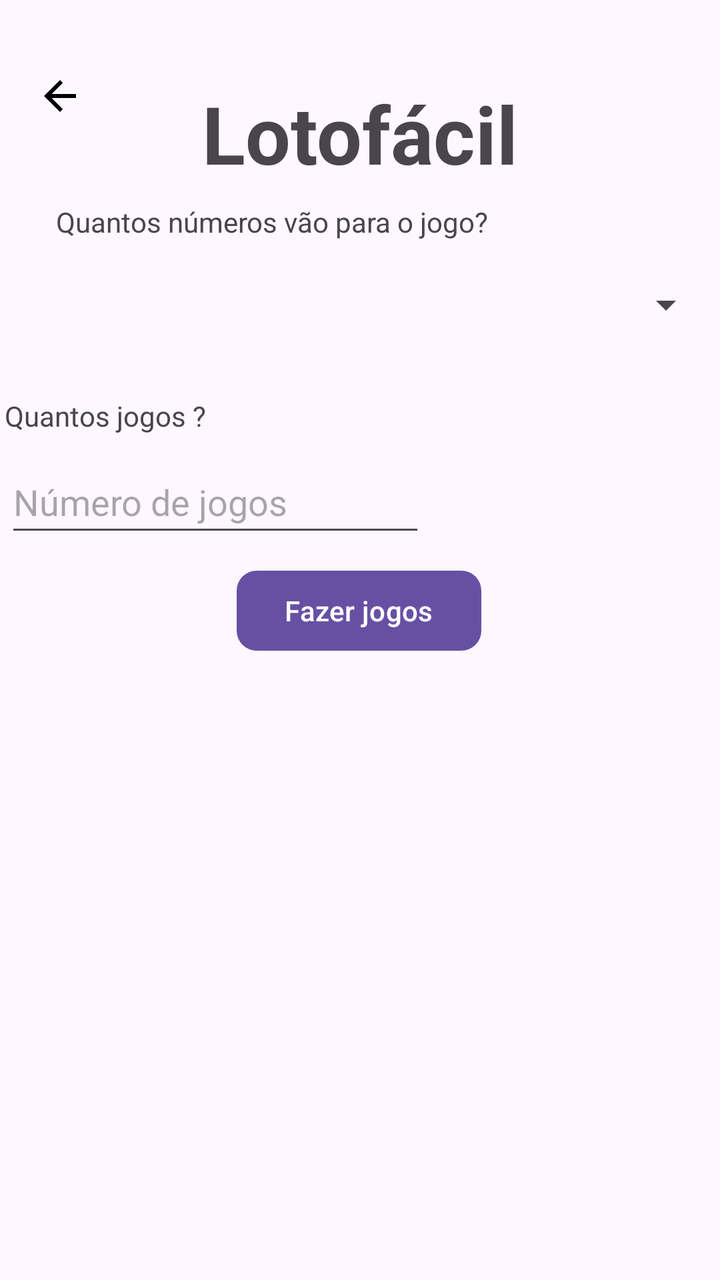
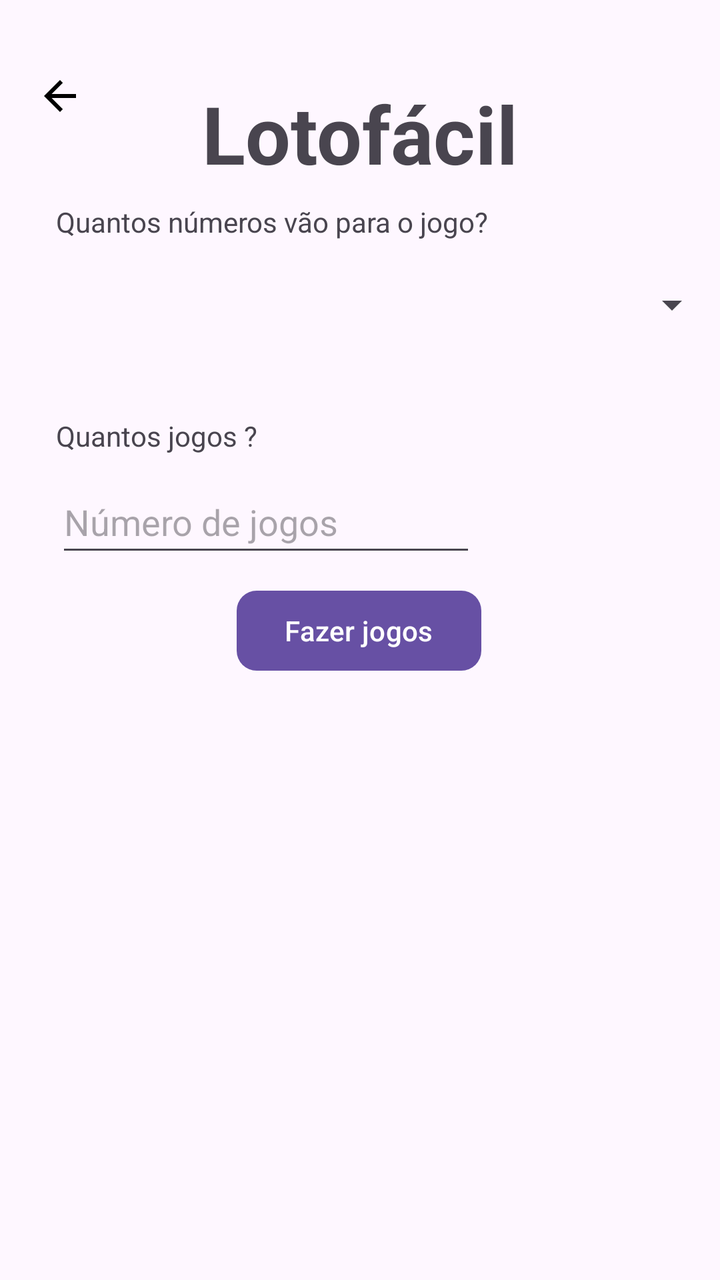

The first picture is an Android layout as it rendered before a commit; the second is the same layout after the commit. The layout source and the unified diff follow.
<!-- AndroidManifest.xml: application theme Theme.Loteria03 -->
<!-- res/layout/activity_loto_facil.xml -->
<?xml version="1.0" encoding="utf-8"?>
<androidx.constraintlayout.widget.ConstraintLayout xmlns:android="http://schemas.android.com/apk/res/android"
    xmlns:app="http://schemas.android.com/apk/res-auto"
    xmlns:tools="http://schemas.android.com/tools"
    android:id="@+id/main"
    android:layout_width="match_parent"
    android:layout_height="match_parent"
    tools:context=".MegaSenaActivity">

    <TextView
        android:id="@+id/textView"
        android:layout_width="wrap_content"
        android:layout_height="wrap_content"
        android:layout_marginStart="106dp"
        android:layout_marginTop="40dp"
        android:layout_marginEnd="106dp"
        android:text="Lotofácil"
        android:textSize="40sp"
        android:textStyle="bold"
        app:layout_constraintEnd_toEndOf="parent"
        app:layout_constraintStart_toStartOf="parent"
        app:layout_constraintTop_toTopOf="parent" />

    <Spinner
        android:id="@+id/selecionarLotoFacil"
        android:layout_width="354dp"
        android:layout_height="48dp"
        android:layout_marginTop="8dp"
        app:layout_constraintStart_toStartOf="parent"
        app:layout_constraintEnd_toEndOf="parent"
        app:layout_constraintTop_toBottomOf="@+id/textView5" />

    <TextView
        android:id="@+id/textView3"
        android:layout_width="wrap_content"
        android:layout_height="wrap_content"
        android:layout_marginStart="28dp"
        android:layout_marginTop="22dp"
        android:layout_marginEnd="283dp"
        android:text="Quantos jogos ?"
        app:layout_constraintEnd_toEndOf="parent"
        app:layout_constraintStart_toStartOf="parent"
        app:layout_constraintTop_toBottomOf="@+id/selecionarLotoFacil" />

    <EditText
        android:id="@+id/qtdjogos"
        android:layout_width="wrap_content"
        android:layout_height="48dp"
        android:layout_marginStart="28dp"
        android:layout_marginTop="8dp"
        android:layout_marginEnd="173dp"
        android:ems="10"
        android:hint="Número de jogos"
        android:inputType="number"
        app:layout_constraintEnd_toEndOf="parent"
        app:layout_constraintStart_toStartOf="parent"
        app:layout_constraintTop_toBottomOf="@+id/textView3" />

    <Button
        android:id="@+id/btlotofacil"
        android:layout_width="wrap_content"
        android:layout_height="wrap_content"
        android:layout_marginStart="144dp"
        android:layout_marginTop="8dp"
        android:layout_marginEnd="145dp"
        android:text="Fazer jogos"
        app:cornerRadius="10dp"
        app:layout_constraintEnd_toEndOf="parent"
        app:layout_constraintStart_toStartOf="parent"
        app:layout_constraintTop_toBottomOf="@+id/qtdjogos" />

    <LinearLayout
        android:id="@+id/linearcontainer"
        android:layout_width="409dp"
        android:layout_height="398dp"
        android:layout_marginStart="1dp"
        android:layout_marginTop="1dp"
        android:layout_marginEnd="1dp"
        android:orientation="vertical"
        android:paddingStart="15dp"
        android:paddingEnd="15dp"
        app:layout_constraintEnd_toEndOf="parent"
        app:layout_constraintStart_toStartOf="parent"
        app:layout_constraintTop_toBottomOf="@+id/btlotofacil"></LinearLayout>

    <TextView
        android:id="@+id/textView5"
        android:layout_width="wrap_content"
        android:layout_height="wrap_content"
        android:layout_marginStart="28dp"
        android:layout_marginTop="8dp"
        android:text="Quantos números vão para o jogo?"
        app:layout_constraintStart_toStartOf="parent"
        app:layout_constraintTop_toBottomOf="@+id/textView" />

    <ImageButton
        android:id="@+id/voltar"
        android:layout_width="48dp"
        android:layout_height="48dp"
        android:layout_marginStart="6dp"
        android:layout_marginTop="24dp"
        android:background="@android:color/transparent"
        android:contentDescription="Voltar"
        app:layout_constraintEnd_toStartOf="@+id/imageView3"
        app:layout_constraintStart_toStartOf="parent"
        app:layout_constraintTop_toTopOf="parent"
        app:srcCompat="@drawable/arrow" />

</androidx.constraintlayout.widget.ConstraintLayout>
<!-- resources referenced by this layout -->
<resources>
  <!-- drawable arrow (drawable) -->
  <vector xmlns:android="http://schemas.android.com/apk/res/android" android:autoMirrored="true" android:height="24dp" android:tint="#000000" android:viewportHeight="24" android:viewportWidth="24" android:width="24dp">
        
      <path android:fillColor="@android:color/white" android:pathData="M20,11H7.83l5.59,-5.59L12,4l-8,8 8,8 1.41,-1.41L7.83,13H20v-2z"/>
      
  </vector>
  <style name="Theme.Loteria03" parent="Base.Theme.Loteria03" />
  <style name="Base.Theme.Loteria03" parent="Theme.Material3.DayNight.NoActionBar">
          
          
      </style>
</resources>

<!-- the commit's change to res/layout/activity_loto_facil.xml (unified diff, before → after) -->
@@ -14,7 +14,7 @@
         android:layout_marginStart="106dp"
         android:layout_marginTop="40dp"
         android:layout_marginEnd="106dp"
-        android:text="Lotofácil"
+        android:text="@string/lotofacil"
         android:textSize="40sp"
         android:textStyle="bold"
         app:layout_constraintEnd_toEndOf="parent"
@@ -23,7 +23,7 @@
 
     <Spinner
         android:id="@+id/selecionarLotoFacil"
-        android:layout_width="354dp"
+        android:layout_width="0dp"
         android:layout_height="48dp"
         android:layout_marginTop="8dp"
         app:layout_constraintStart_toStartOf="parent"
@@ -35,10 +35,8 @@
         android:layout_width="wrap_content"
         android:layout_height="wrap_content"
         android:layout_marginStart="28dp"
-        android:layout_marginTop="22dp"
-        android:layout_marginEnd="283dp"
-        android:text="Quantos jogos ?"
-        app:layout_constraintEnd_toEndOf="parent"
+        android:layout_marginTop="32dp"
+        android:text="@string/quantos_jogos"
         app:layout_constraintStart_toStartOf="parent"
         app:layout_constraintTop_toBottomOf="@+id/selecionarLotoFacil" />
 
@@ -48,11 +46,9 @@
         android:layout_height="48dp"
         android:layout_marginStart="28dp"
         android:layout_marginTop="8dp"
-        android:layout_marginEnd="173dp"
         android:ems="10"
-        android:hint="Número de jogos"
+        android:hint="@string/numero_jogos"
         android:inputType="number"
-        app:layout_constraintEnd_toEndOf="parent"
         app:layout_constraintStart_toStartOf="parent"
         app:layout_constraintTop_toBottomOf="@+id/textView3" />
 
@@ -63,25 +59,32 @@
         android:layout_marginStart="144dp"
         android:layout_marginTop="8dp"
         android:layout_marginEnd="145dp"
-        android:text="Fazer jogos"
+        android:text="@string/fazer_jogos"
         app:cornerRadius="10dp"
         app:layout_constraintEnd_toEndOf="parent"
         app:layout_constraintStart_toStartOf="parent"
         app:layout_constraintTop_toBottomOf="@+id/qtdjogos" />
 
-    <LinearLayout
-        android:id="@+id/linearcontainer"
-        android:layout_width="409dp"
-        android:layout_height="398dp"
-        android:layout_marginStart="1dp"
-        android:layout_marginTop="1dp"
-        android:layout_marginEnd="1dp"
-        android:orientation="vertical"
-        android:paddingStart="15dp"
-        android:paddingEnd="15dp"
+    <ScrollView
+        android:id="@+id/scrollResultados"
+        android:layout_width="0dp"
+        android:layout_height="0dp"
+        android:layout_marginTop="8dp"
+        android:contentDescription="@string/result_num_jogos"
+        android:scrollbars="vertical"
+        app:layout_constraintBottom_toBottomOf="parent"
         app:layout_constraintEnd_toEndOf="parent"
         app:layout_constraintStart_toStartOf="parent"
-        app:layout_constraintTop_toBottomOf="@+id/btlotofacil"></LinearLayout>
+        app:layout_constraintTop_toBottomOf="@+id/btlotofacil">
+        <LinearLayout
+            android:id="@+id/linearcontainer"
+            android:layout_width="match_parent"
+            android:layout_height="wrap_content"
+            android:orientation="vertical"
+            android:paddingStart="15dp"
+            android:paddingEnd="15dp" />
+    </ScrollView>
+
 
     <TextView
         android:id="@+id/textView5"
@@ -89,7 +92,8 @@
         android:layout_height="wrap_content"
         android:layout_marginStart="28dp"
         android:layout_marginTop="8dp"
-        android:text="Quantos números vão para o jogo?"
+        android:layout_marginBottom="9dp"
+        android:text="@string/vao_para_jogo"
         app:layout_constraintStart_toStartOf="parent"
         app:layout_constraintTop_toBottomOf="@+id/textView" />
 
@@ -100,8 +104,7 @@
         android:layout_marginStart="6dp"
         android:layout_marginTop="24dp"
         android:background="@android:color/transparent"
-        android:contentDescription="Voltar"
-        app:layout_constraintEnd_toStartOf="@+id/imageView3"
+        android:contentDescription="@string/voltar"
         app:layout_constraintStart_toStartOf="parent"
         app:layout_constraintTop_toTopOf="parent"
         app:srcCompat="@drawable/arrow" />
<!-- resource entries referenced after the edit -->
@@ -6,6 +6,13 @@
       <path android:fillColor="@android:color/white" android:pathData="M20,11H7.83l5.59,-5.59L12,4l-8,8 8,8 1.41,-1.41L7.83,13H20v-2z"/>
       
   </vector>
+  <string name="fazer_jogos">Fazer jogos</string>
+  <string name="lotofacil">Lotofácil</string>
+  <string name="numero_jogos">Número de jogos</string>
+  <string name="quantos_jogos">Quantos jogos ?</string>
+  <string name="result_num_jogos">Resultado número de jogos</string>
+  <string name="vao_para_jogo">Quantos números vão para o jogo?</string>
+  <string name="voltar">Voltar</string>
   <style name="Theme.Loteria03" parent="Base.Theme.Loteria03" />
   <style name="Base.Theme.Loteria03" parent="Theme.Material3.DayNight.NoActionBar">
           
